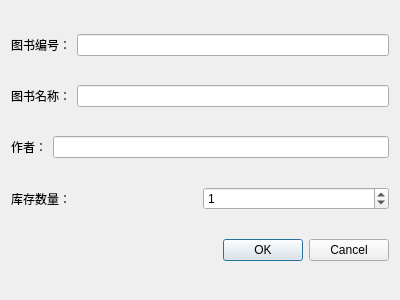
Old version of the form LibraryMangement/addbookdialog.ui in the repository zjl8881/2023414290140.
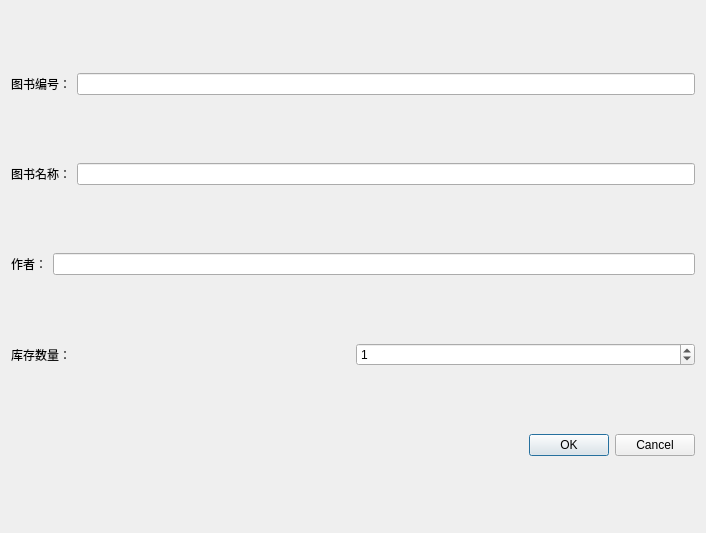
New version of the form.

Diff of the .ui file:
```diff
--- a/LibraryMangement/addbookdialog.ui
+++ b/LibraryMangement/addbookdialog.ui
@@ -6,8 +6,8 @@
    <rect>
     <x>0</x>
     <y>0</y>
-    <width>400</width>
-    <height>300</height>
+    <width>706</width>
+    <height>533</height>
    </rect>
   </property>
   <property name="windowTitle">
```
Left out of the diff: 6 changed lines with no effect on the pictures.
